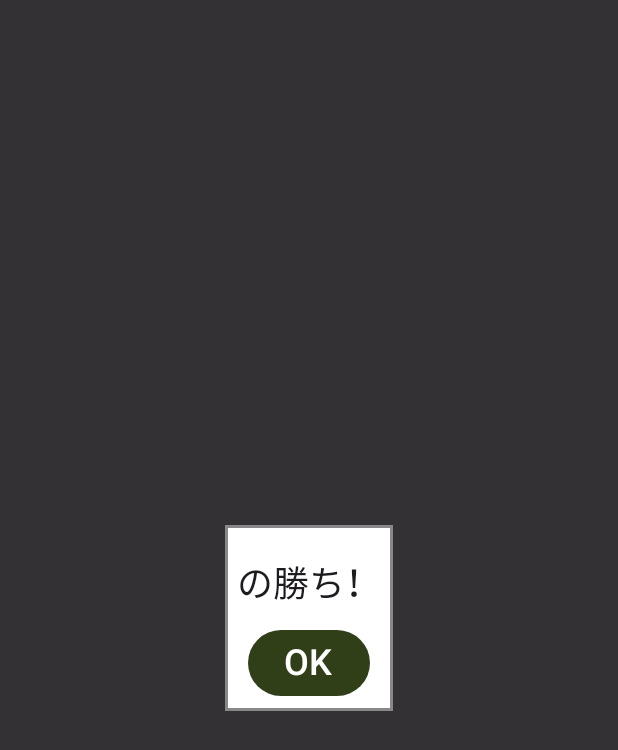
After one commit to OtaTeruya/ElementSpeed_Android, an Android app built with Jetpack Compose: the composable PopupToShowResult called with empty values, on a phone screen of 412 x 824 dp. The commit adds this screen. Shown: the top 750 px of the screen. Run offline under Robolectric (Android 15) with nearby library versions, the phone set to English and light mode, and no system bars.

Commit message:
ゲーム終了時にwinnerを告げるポップアップの作成

```diff
--- a/app/src/main/java/com/complete/elementspeed/Player1Fragment.kt
+++ b/app/src/main/java/com/complete/elementspeed/Player1Fragment.kt
@@ -82,8 +82,6 @@ class Player1Fragment(private val callback: MyCallback) : Fragment() {
 
         val horizontalVector = end.x - start.x
 
-        println(Pair(bahudaIndex, horizontalVector))
-
         if (horizontalVector < -10) {//左に動いた場合
             tryToPlay(bahudaIndex, 0)
         }
--- /dev/null
+++ b/app/src/main/java/com/complete/elementspeed/PopupToShowResult.kt
@@ -0,0 +1,63 @@
+package com.complete.elementspeed
+
+import androidx.compose.foundation.background
+import androidx.compose.foundation.border
+import androidx.compose.foundation.layout.Box
+import androidx.compose.foundation.layout.Column
+import androidx.compose.foundation.layout.fillMaxSize
+import androidx.compose.foundation.layout.padding
+import androidx.compose.material3.Button
+import androidx.compose.material3.ButtonDefaults
+import androidx.compose.material3.Text
+import androidx.compose.runtime.Composable
+import androidx.compose.ui.Alignment
+import androidx.compose.ui.Modifier
+import androidx.compose.ui.graphics.Color
+import androidx.compose.ui.graphics.RectangleShape
+import androidx.compose.ui.unit.dp
+import androidx.compose.ui.unit.sp
+
+@Composable
+fun PopupToShowResult(winner: String, action: () -> Unit) {
+    Box(
+        contentAlignment = Alignment.Center,
+        modifier = Modifier
+            .fillMaxSize()
+            .background(Color.Black.copy(alpha = 0.8F))
+    ) {
+        Column(
+            horizontalAlignment = Alignment.CenterHorizontally,
+            modifier = Modifier
+                .padding(vertical = 24.dp)
+                .padding(horizontal = 8.dp)
+                .background(Color.White)
+                .border(
+                    width = 2.dp,
+                    color = Color.Gray,
+                    shape = RectangleShape
+                )
+                .padding(8.dp)
+        ) {
+            Text(
+                text = winner + "の勝ち！",
+                fontSize = 24.sp,
+                modifier = Modifier.padding(vertical = 12.dp)
+            )
+
+            Button(
+                onClick = {
+                    action()
+                },
+                colors = ButtonDefaults.buttonColors(
+                    containerColor = Color(49, 63, 25)
+                )
+            ) {
+                Text(
+                    text = "OK",
+                    fontSize = 24.sp,
+                    color = Color.White
+                )
+            }
+        }
+    }
+}
--- a/app/src/main/res/values/colors.xml
+++ b/app/src/main/res/values/colors.xml
@@ -7,4 +7,5 @@
     <color name="teal_700">#FF018786</color>
     <color name="black">#FF000000</color>
     <color name="white">#FFFFFFFF</color>
+    <color name="transparentBlack">#AA000000</color>
 </resources>
```
Also changed, not shown: app/src/main/java/com/complete/elementspeed/GameView.kt (+34 -3 lines), app/src/main/java/com/complete/elementspeed/Judge.kt (+4 -4 lines), app/src/main/res/layout/view_game.xml (+7 -2 lines).
